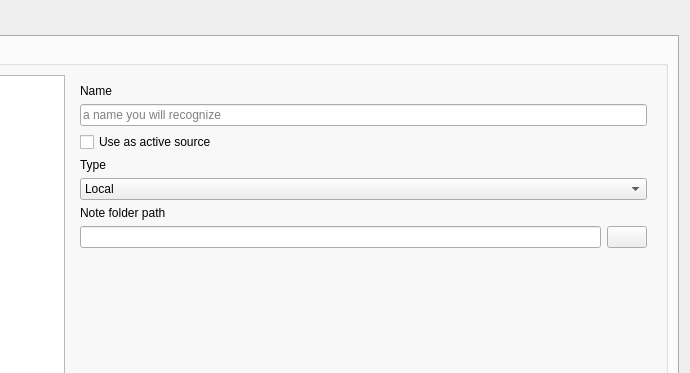
Before: the Qt Designer form src/dialogs/settingsdialog.ui in pbek/loganalyzer, drawn with Qt 5; both pictures show x 359 to 1049 and y 0 to 373 of the 1049 by 815 pixel window.
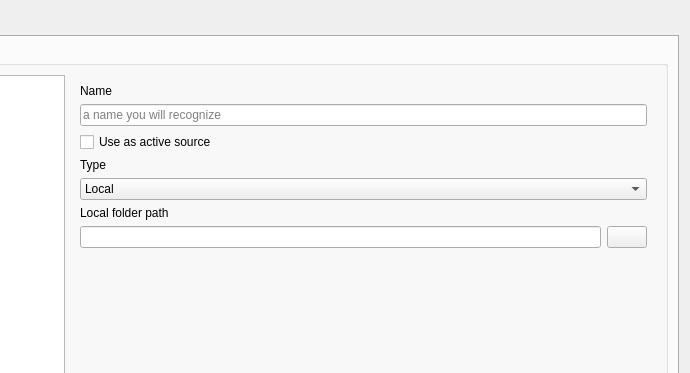
After: the same form once the commit is applied. The open tabs and pages were chosen to show the change. Icons and pictures are not drawn.

Patch:
```diff
--- a/src/dialogs/settingsdialog.ui
+++ b/src/dialogs/settingsdialog.ui
@@ -209,7 +209,7 @@
                  <item row="0" column="0">
                   <widget class="QLabel" name="label_13">
                    <property name="text">
-                    <string>Note folder path</string>
+                    <string>Local folder path</string>
                    </property>
                   </widget>
                  </item>
```
Left out of the diff: 4 changed lines with no effect on the pictures.
